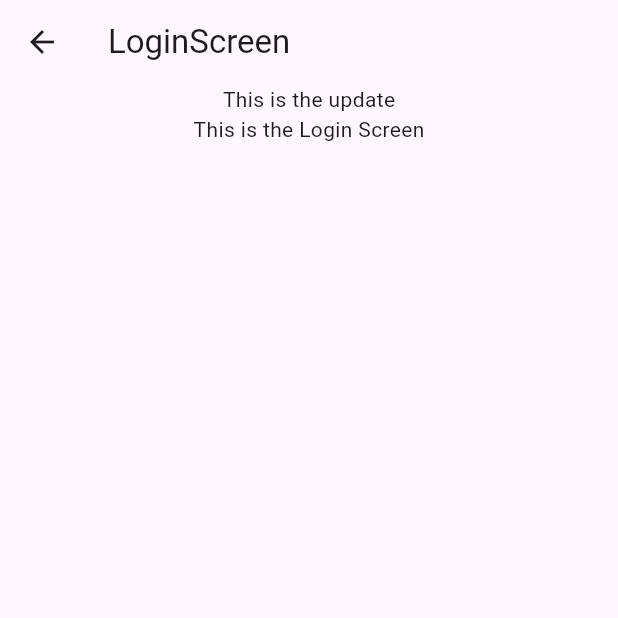
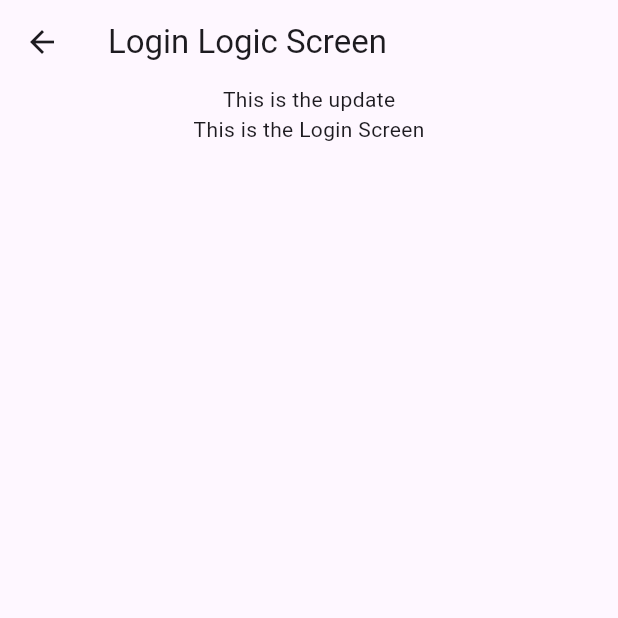
Before and after one commit to CodeWithAkshayk/company_app, a Flutter app: the LoginScreen screen opened directly, on a phone screen of 412 x 824 dp, the top half of it. Run offline on Flutter 3.47's test engine with Material 3 defaults, Android fonts, the phone set to English and light mode, and no system bars.

Commit message:
updated : title of login screen

```diff
--- a/lib/ui/login_screen.dart
+++ b/lib/ui/login_screen.dart
@@ -11,7 +11,7 @@ class _LoginScreenState extends State<LoginScreen> {
   @override
   Widget build(BuildContext context) {
     return Scaffold(
-      appBar: AppBar(title: const Text('LoginScreen')),
+      appBar: AppBar(title: const Text('Login Logic Screen')),
       body: Column(
         children: [
           Text("This is the update"),
```
